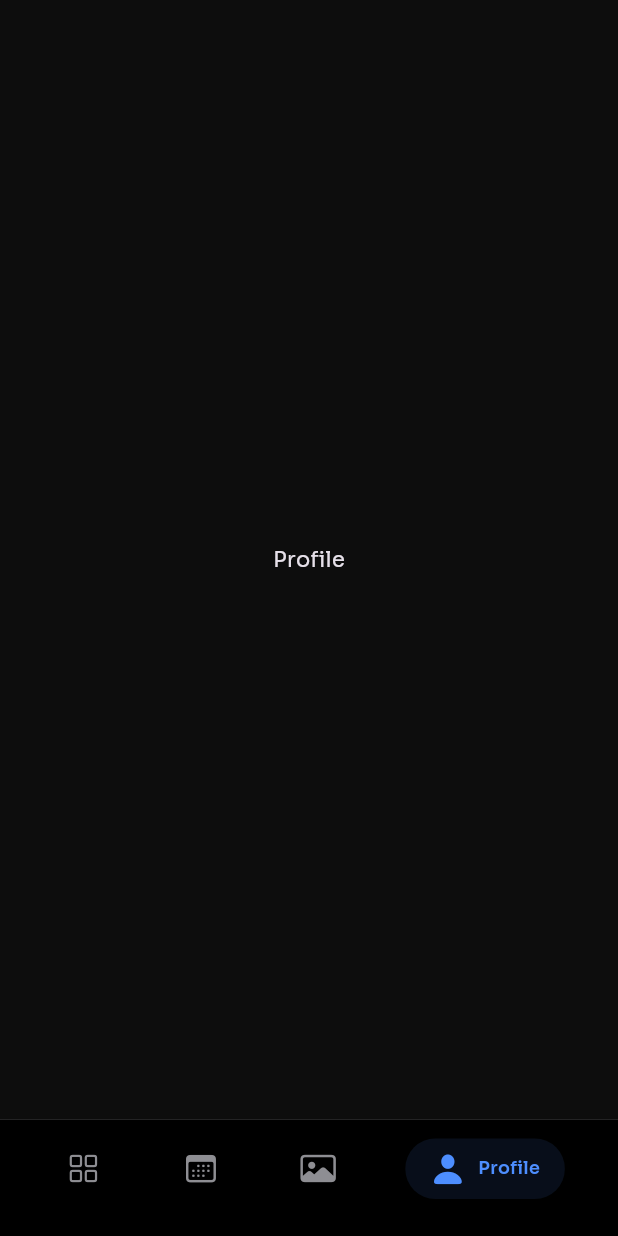
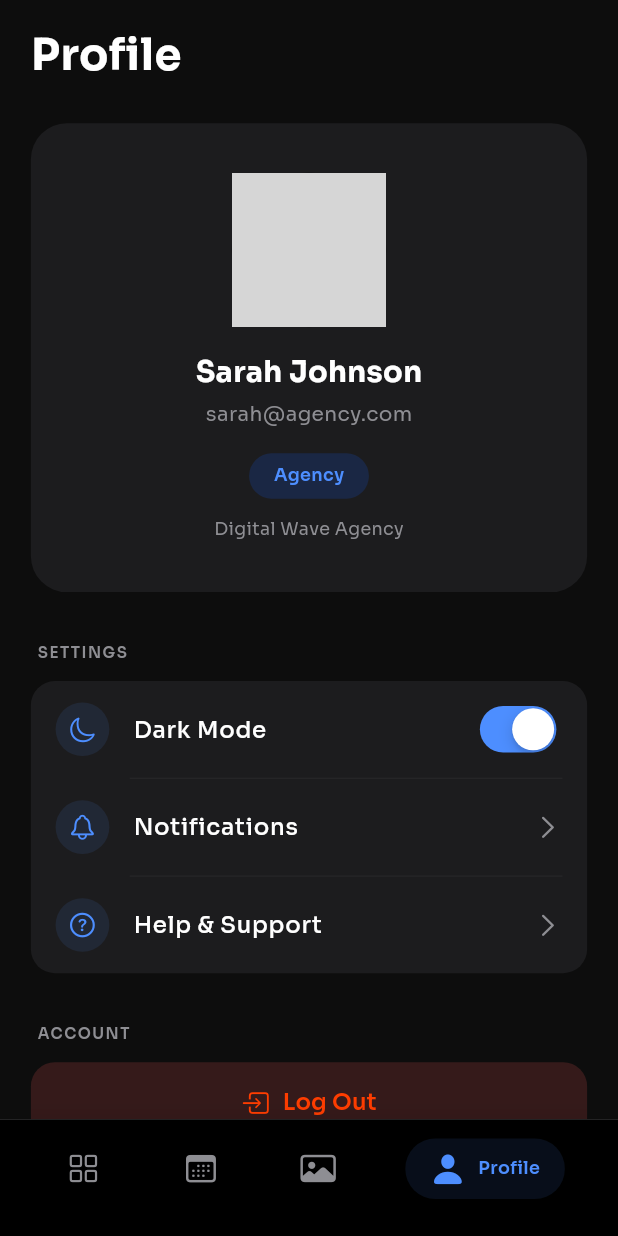
Before and after one commit to infyniqofficial-tech/Trackollo, a Flutter app: the DashboardScreen screen opened by its route, item 4 of the bottom bar chosen, on a phone screen of 412 x 824 dp. Run offline on Flutter 3.47's test engine with Material 3 defaults, Android fonts, the phone set to English and light mode, and no system bars; our stand-ins replace get, get_storage, google_fonts, responsive_sizer; accounts and stored records are empty; network calls fail; grey boxes are pictures that could not be loaded.

Commit message:
Added profile screen.

```diff
--- a/lib/Data/Themes/app_colors.dart
+++ b/lib/Data/Themes/app_colors.dart
@@ -48,4 +48,15 @@ class AppColors {
   static const Color errorRed = Color(0xFFFF3D00);
   static const Color errorBg = Color(0xFF351A1A); // Dark mode red bg hint
 
+  static Color get badgeBg {
+    return Get.isDarkMode ? const Color(0xFF1A2744) : const Color(0xFFE3F2FD);
+  }
+
+  static Color get logoutBtnBg {
+    return Get.isDarkMode ? const Color(0xFF351A1A) : const Color(0xFFFFEBEE);
+  }
+
+  static Color get logoutTextClr {
+    return const Color(0xFFFF3D00);
+  }
 }
--- a/lib/Data/Themes/theme_controller.dart
+++ b/lib/Data/Themes/theme_controller.dart
@@ -6,19 +6,28 @@ class ThemeController extends GetxController {
   final _box = GetStorage();
   final _key = 'isDarkMode';
 
-  ThemeMode get themeMode {
+  // 1. Create a reactive boolean so the Switch updates INSTANTLY
+  final RxBool isDarkMode = false.obs;
 
-    bool isDark = _box.read(_key) ?? true;
-    return isDark ? ThemeMode.dark : ThemeMode.light;
+  @override
+  void onInit() {
+    super.onInit();
+    // 2. Load the saved state when the app starts
+    isDarkMode.value = _box.read(_key) ?? true;
+    Get.changeThemeMode(isDarkMode.value ? ThemeMode.dark : ThemeMode.light);
   }
 
+  // 3. Helper to get the actual ThemeMode
+  ThemeMode get themeMode => isDarkMode.value ? ThemeMode.dark : ThemeMode.light;
+
   void toggleTheme() {
-    if (Get.isDarkMode) {
-      Get.changeThemeMode(ThemeMode.light);
-      _box.write(_key, false);
-    } else {
-      Get.changeThemeMode(ThemeMode.dark);
-      _box.write(_key, true);
-    }
+    // 4. Flip the boolean immediately (UI updates now)
+    isDarkMode.value = !isDarkMode.value;
+
+    // 5. Change the actual theme (Background updates a split second later)
+    Get.changeThemeMode(isDarkMode.value ? ThemeMode.dark : ThemeMode.light);
+
+    // 6. Save to storage
+    _box.write(_key, isDarkMode.value);
   }
 }
--- /dev/null
+++ b/lib/Screens/Dashboard/Profile/profile_controller.dart
@@ -0,0 +1,20 @@
+import 'package:get/get.dart';
+
+import '../../../Data/Themes/theme_controller.dart';
+
+class ProfileController extends GetxController {
+  final ThemeController _themeController = Get.find<ThemeController>();
+
+  // Access the reactive value directly
+  bool get isDarkMode => _themeController.isDarkMode.value;
+
+  void toggleTheme(bool value) {
+    _themeController.toggleTheme();
+    // No need to call update() manually if we use Obx in the view
+  }
+
+  void logout() {
+    // Add logout logic here
+    print("Logging out...");
+  }
+}
--- /dev/null
+++ b/lib/Screens/Dashboard/Profile/profile_view.dart
@@ -0,0 +1,258 @@
+import 'package:flutter/cupertino.dart';
+import 'package:flutter/material.dart';
+import 'package:get/get.dart';
+import 'package:google_fonts/google_fonts.dart';
+import 'package:responsive_sizer/responsive_sizer.dart';
+
+import '../../../Data/Themes/app_colors.dart';
+import '../../../Data/Themes/theme_controller.dart';
+import 'profile_controller.dart';
+
+class ProfileView extends GetView<ProfileController> {
+  const ProfileView({super.key});
+
+  @override
+  Widget build(BuildContext context) {
+    // Wrap entire scaffold in Obx to ensure background colors update
+    return Obx(() {
+      return Scaffold(
+        backgroundColor: AppColors.primaryBgClr,
+        body: SafeArea(
+          child: SingleChildScrollView(
+            padding: EdgeInsets.symmetric(horizontal: 5.w),
+            child: Column(
+              crossAxisAlignment: CrossAxisAlignment.start,
+              children: [
+                SizedBox(height: 2.h),
+
+                Text(
+                  "Profile",
+                  style: GoogleFonts.sora(
+                    color: AppColors.primaryTextClr,
+                    fontSize: 22.sp,
+                    fontWeight: FontWeight.bold,
+                  ),
+                ),
+                SizedBox(height: 3.h),
+
+                // Profile Card
+                Container(
+                  width: double.infinity,
+                  padding: EdgeInsets.symmetric(vertical: 4.h, horizontal: 4.w),
+                  decoration: BoxDecoration(
+                    color: AppColors.cardClr,
+                    borderRadius: BorderRadius.circular(24),
+                    boxShadow: Get.isDarkMode ? [] : [
+                      BoxShadow(
+                        color: Colors.grey.withOpacity(0.05),
+                        blurRadius: 15,
+                        offset: const Offset(0, 5),
+                      )
+                    ],
+                  ),
+                  child: Column(
+                    children: [
+                      Container(
+                        width: 25.w,
+                        height: 25.w,
+                        decoration: BoxDecoration(
+                          shape: BoxShape.circle,
+                          image: const DecorationImage(
+                            image: NetworkImage("https://i.pravatar.cc/300?img=5"),
+                            fit: BoxFit.cover,
+                          ),
+                          border: Border.all(
+                            color: AppColors.primaryBgClr,
+                            width: 4,
+                          ),
+                        ),
+                      ),
+                      SizedBox(height: 2.h),
+
+                      Text(
+                        "Sarah Johnson",
+                        style: GoogleFonts.sora(
+                          color: AppColors.primaryTextClr,
+                          fontSize: 18.sp,
+                          fontWeight: FontWeight.bold,
+                        ),
+                      ),
+                      SizedBox(height: 0.5.h),
+
+                      Text(
+                        "sarah@agency.com",
+                        style: GoogleFonts.sora(
+                          color: AppColors.secondaryTextClr,
+                          fontSize: 15.sp,
+                        ),
+                      ),
+                      SizedBox(height: 2.h),
+
+                      Container(
+                        padding: EdgeInsets.symmetric(horizontal: 4.w, vertical: 0.8.h),
+                        decoration: BoxDecoration(
+                          color: AppColors.badgeBg,
+                          borderRadius: BorderRadius.circular(20),
+                        ),
+                        child: Text(
+                          "Agency",
+                          style: GoogleFonts.sora(
+                            color: AppColors.primaryBlue,
+                            fontSize: 14.sp,
+                            fontWeight: FontWeight.w600,
+                          ),
+                        ),
+                      ),
+                      SizedBox(height: 1.5.h),
+
+                      Text(
+                        "Digital Wave Agency",
+                        style: GoogleFonts.sora(
+                          color: AppColors.secondaryTextClr,
+                          fontSize: 14.sp,
+                        ),
+                      ),
+                    ],
+                  ),
+                ),
+
+                SizedBox(height: 4.h),
+
+                _buildSectionHeader("SETTINGS"),
+                SizedBox(height: 1.5.h),
+
+                Container(
+                  decoration: BoxDecoration(
+                    color: AppColors.cardClr,
+                    borderRadius: BorderRadius.circular(16),
+                  ),
+                  child: Column(
+                    children: [
+                      // Dark Mode Switch
+                      _buildListTile(
+                        icon: CupertinoIcons.moon,
+                        title: "Dark Mode",
+                        // THIS IS THE FIX:
+                        // We listen directly to the ThemeController's RxBool
+                        trailing: Obx(() => CupertinoSwitch(
+                          value: Get.find<ThemeController>().isDarkMode.value,
+                          activeColor: AppColors.primaryBlue,
+                          onChanged: (val) => controller.toggleTheme(val),
+                        )),
+                      ),
+                      _buildDivider(),
+                      _buildListTile(
+                        icon: CupertinoIcons.bell,
+                        title: "Notifications",
+                        trailing: Icon(CupertinoIcons.chevron_right, color: AppColors.secondaryTextClr, size: 18.sp),
+                        onTap: () {},
+                      ),
+                      _buildDivider(),
+                      _buildListTile(
+                        icon: CupertinoIcons.question_circle,
+                        title: "Help & Support",
+                        trailing: Icon(CupertinoIcons.chevron_right, color: AppColors.secondaryTextClr, size: 18.sp),
+                        onTap: () {},
+                      ),
+                    ],
+                  ),
+                ),
+
+                SizedBox(height: 4.h),
+
+                _buildSectionHeader("ACCOUNT"),
+                SizedBox(height: 1.5.h),
+
+                SizedBox(
+                  width: double.infinity,
+                  height: 6.5.h,
+                  child: ElevatedButton(
+                    onPressed: controller.logout,
+                    style: ElevatedButton.styleFrom(
+                      backgroundColor: AppColors.logoutBtnBg,
+                      foregroundColor: AppColors.logoutTextClr,
+                      elevation: 0,
+                      shape: RoundedRectangleBorder(
+                        borderRadius: BorderRadius.circular(16),
+                      ),
+                    ),
+                    child: Row(
+                      mainAxisAlignment: MainAxisAlignment.center,
+                      children: [
+                        Icon(CupertinoIcons.square_arrow_right, size: 18.sp),
+                        SizedBox(width: 2.w),
+                        Text(
+                          "Log Out",
+                          style: GoogleFonts.sora(
+                            fontSize: 16.sp,
+                            fontWeight: FontWeight.w600,
+                          ),
+                        ),
+                      ],
+                    ),
+                  ),
+                ),
+
+                SizedBox(height: 12.h),
+              ],
+            ),
+          ),
+        ),
+      );
+    });
+  }
+
+  Widget _buildSectionHeader(String title) {
+    return Padding(
+      padding: EdgeInsets.only(left: 1.w),
+      child: Text(
+        title,
+        style: GoogleFonts.sora(
+          color: AppColors.secondaryTextClr,
+          fontSize: 13.sp,
+          fontWeight: FontWeight.w600,
+          letterSpacing: 1.0,
+        ),
+      ),
+    );
+  }
+
+  Widget _buildListTile({
+    required IconData icon,
+    required String title,
+    required Widget trailing,
+    VoidCallback? onTap,
+  }) {
+    return ListTile(
+      onTap: onTap,
+      contentPadding: EdgeInsets.symmetric(horizontal: 4.w, vertical: 0.5.h),
+      leading: Container(
+        padding: EdgeInsets.all(2.w),
+        decoration: BoxDecoration(
+          color: AppColors.primaryBlue.withOpacity(0.1),
+          shape: BoxShape.circle,
+        ),
+        child: Icon(icon, color: AppColors.primaryBlue, size: 18.sp),
+      ),
+      title: Text(
+        title,
+        style: GoogleFonts.sora(
+          color: AppColors.primaryTextClr,
+          fontSize: 16.sp,
+          fontWeight: FontWeight.w500,
+        ),
+      ),
+      trailing: trailing,
+    );
+  }
+
+  Widget _buildDivider() {
+    return Divider(
+      height: 1,
+      thickness: 0.5,
+      color: AppColors.borderColor,
+      indent: 16.w,
+      endIndent: 4.w,
+    );
+  }
+}
--- a/lib/Screens/Dashboard/dashboard_binding.dart
+++ b/lib/Screens/Dashboard/dashboard_binding.dart
@@ -1,9 +1,11 @@
 import 'package:get/get.dart';
+import 'Profile/profile_controller.dart';
 import 'dashboard_controller.dart';
 
 class DashboardBinding extends Bindings {
   @override
   void dependencies() {
     Get.lazyPut<DashboardController>(() => DashboardController());
+    Get.lazyPut<ProfileController>(() => ProfileController());
   }
 }
--- a/lib/Screens/Dashboard/dashboard_screen.dart
+++ b/lib/Screens/Dashboard/dashboard_screen.dart
@@ -4,6 +4,7 @@ import 'package:get/get.dart';
 import 'package:responsive_sizer/responsive_sizer.dart';
 
 import '../../Data/Themes/app_colors.dart';
+import 'Profile/profile_view.dart';
 import 'dashboard_controller.dart';
 import 'home_view.dart';
 
@@ -26,7 +27,7 @@ class DashboardScreen extends GetView<DashboardController> {
           case 2:
             return const Center(child: Text("Media"));
           case 3:
-            return const Center(child: Text("Profile"));
+            return const ProfileView();
           default:
             return const HomeView();
         }
--- a/lib/main.dart
+++ b/lib/main.dart
@@ -24,8 +24,8 @@ class MyApp extends StatelessWidget {
 
     final box = GetStorage();
 
-    // bool isFirstTime = box.read('isFirstTime') ?? true;
-    bool isFirstTime = true;
+    bool isFirstTime = box.read('isFirstTime') ?? true;
+    // bool isFirstTime = true;
 
     return ResponsiveSizer(
       builder: (context, orientation, screenType) {
```
